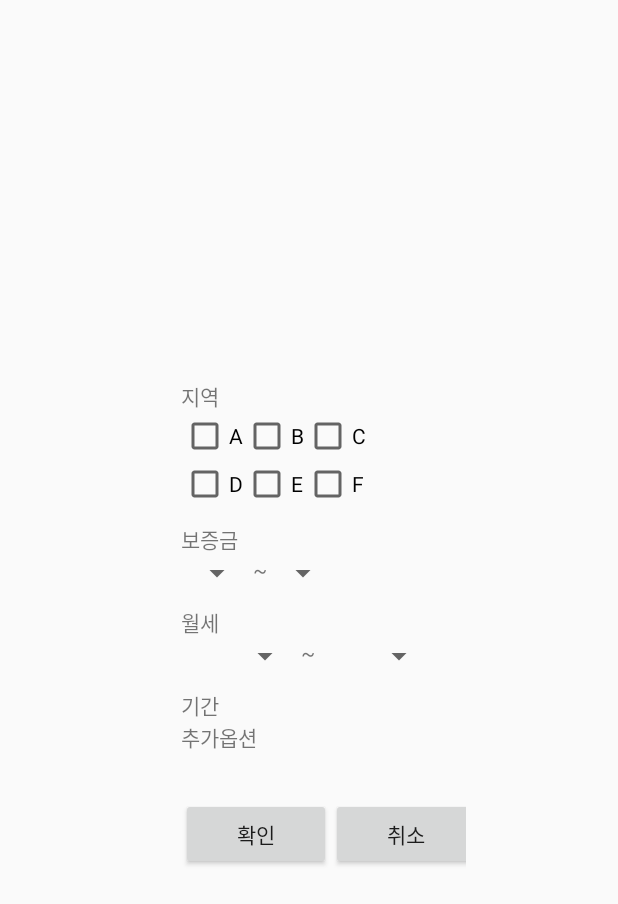
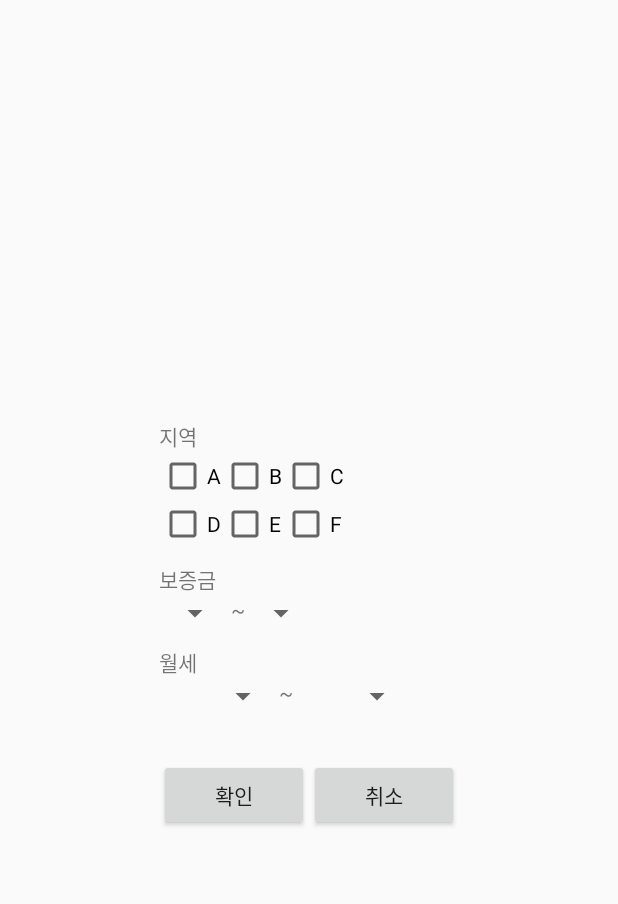
Before and after one commit to Sabang/Palbang, an Android app: the layout dialog_search_filter.xml on its own in the app's theme, with its tools: preview values and no code run, on a phone screen of 412 x 824 dp. Shown: the top 904 px of the screen. Run offline under Robolectric (Android 15) with nearby library versions, the light colour scheme and no system bars; network calls fail.

Commit message:
server - roomlist    Image good

```diff
--- a/app/src/main/java/com/sabang/sp/MainActivity.java
+++ b/app/src/main/java/com/sabang/sp/MainActivity.java
@@ -206,6 +206,7 @@ public class MainActivity extends AppCompatActivity{
 
 
                 Intent intent = new Intent(MainActivity.this, BoardWriteActivity.class);
+                email = email.substring(0,email.length()-10);
                 intent.putExtra("email", email);
                 startActivityForResult(intent, BOARD_WRITE);
             }
--- a/app/src/main/res/layout/dialog_search_filter.xml
+++ b/app/src/main/res/layout/dialog_search_filter.xml
@@ -1,11 +1,11 @@
 <?xml version="1.0" encoding="utf-8"?>
 <LinearLayout xmlns:android="http://schemas.android.com/apk/res/android"
     xmlns:app="http://schemas.android.com/apk/res-auto"
-    android:layout_width="210dp"
+    android:layout_width="wrap_content"
     android:layout_height="wrap_content"
     android:layout_gravity="center"
     android:orientation="vertical"
-    android:paddingLeft="20dp">
+    android:padding="20dp">
 
 
     <View
@@ -65,7 +65,6 @@
     <TextView
         android:layout_width="match_parent"
         android:layout_height="wrap_content"
-        android:layout_weight="1"
         android:text="보증금" />
     <LinearLayout
         android:layout_width="match_parent"
@@ -126,22 +125,7 @@
         android:layout_height="10dp"></View>
 
 
-    <TextView
-        android:layout_width="match_parent"
-        android:layout_height="wrap_content"
-        android:layout_weight="1"
-        android:text="기간" />
 
-    <TextView
-        android:layout_width="match_parent"
-        android:layout_height="wrap_content"
-        android:layout_weight="1"
-        android:text="추가옵션" />
-
-
-    <View
-        android:layout_width="match_parent"
-        android:layout_height="10dp"></View>
 
 
 
--- a/app/src/main/res/layout/roomitem.xml
+++ b/app/src/main/res/layout/roomitem.xml
@@ -15,13 +15,12 @@
         android:background="#ffffff"
         android:translationZ="4dp">
 
-        <ImageView
+        <com.android.volley.toolbox.NetworkImageView
             android:id="@+id/room_imageview"
             android:layout_width="0dp"
             android:layout_height="match_parent"
-            android:scaleType="fitXY"
             android:layout_weight="1"
-            android:padding="10dp"/>
+            android:padding="10dp" />
 
         <LinearLayout
             android:layout_width="0dp"
```
Also changed, not shown: app/src/main/java/com/sabang/sp/BoardWriteActivity.java (+21 -1 lines), app/src/main/java/com/sabang/sp/ListviewAdapter.java (+9 -27 lines), app/src/main/java/com/sabang/sp/MainFragment.java (+4 -7 lines), app/src/main/java/com/sabang/sp/RoomActivity.java (+28 -15 lines).
